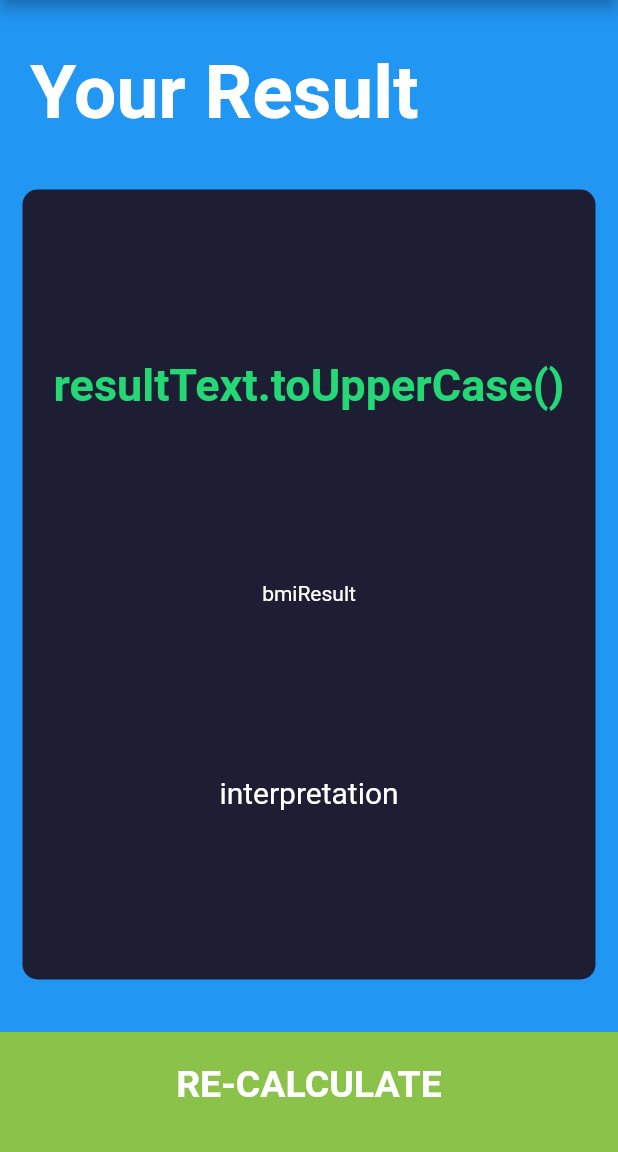
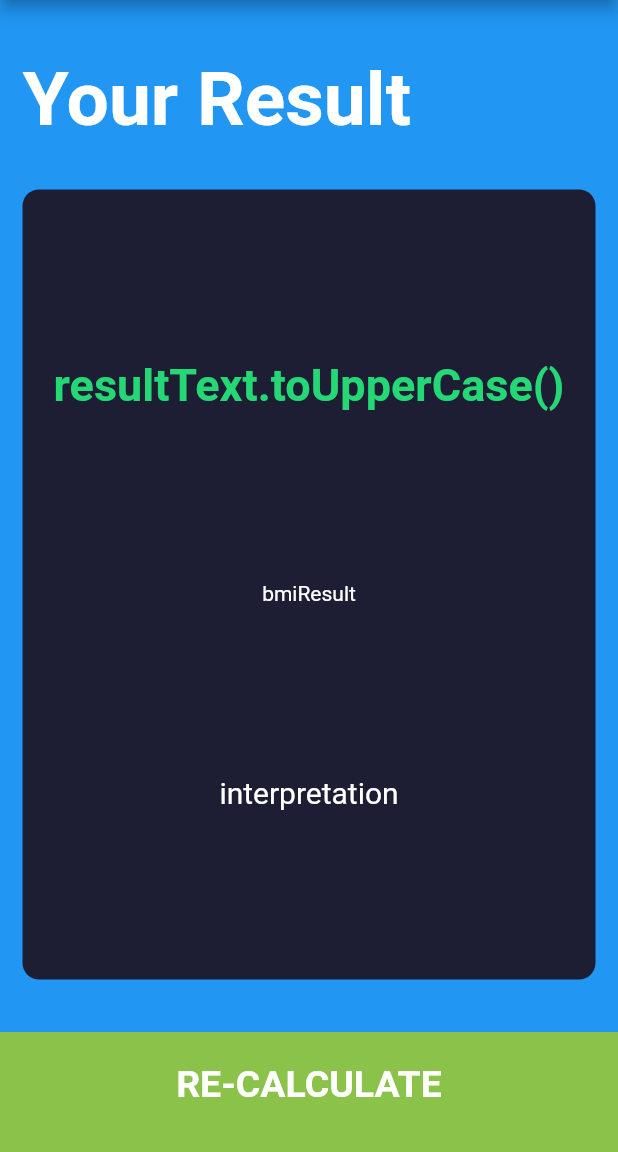
Before and after one commit to iqraanwer26/B_M_C, a Flutter app: the ResultPage screen opened directly, on a phone screen of 412 x 824 dp, the part 84-1236 px from its top. Run offline on Flutter 3.47's test engine with Material 2 defaults, Android fonts, the phone set to English and light mode, and no system bars; our stand-ins replace font_awesome_flutter.

```diff
--- a/lib/reUseableCardWidgets.dart
+++ b/lib/reUseableCardWidgets.dart
@@ -14,7 +14,7 @@ class ReuseableContainer extends StatelessWidget {
         margin: EdgeInsets.all(15.0),
         decoration: BoxDecoration(
           color: colorr,
-          borderRadius: BorderRadius.circular(10.0),
+          borderRadius: BorderRadius.circular(11.0),
         ),
       ),
     );
--- a/lib/reultPage.dart
+++ b/lib/reultPage.dart
@@ -16,7 +16,7 @@ class ResultPage extends StatelessWidget {
         children: <Widget>[
           Expanded(
             child: Container(
-              padding: EdgeInsets.all(20.0),
+              padding: EdgeInsets.all(15.0),
               alignment: Alignment.bottomLeft,
               child: Text(
                 'Your Result',
```
